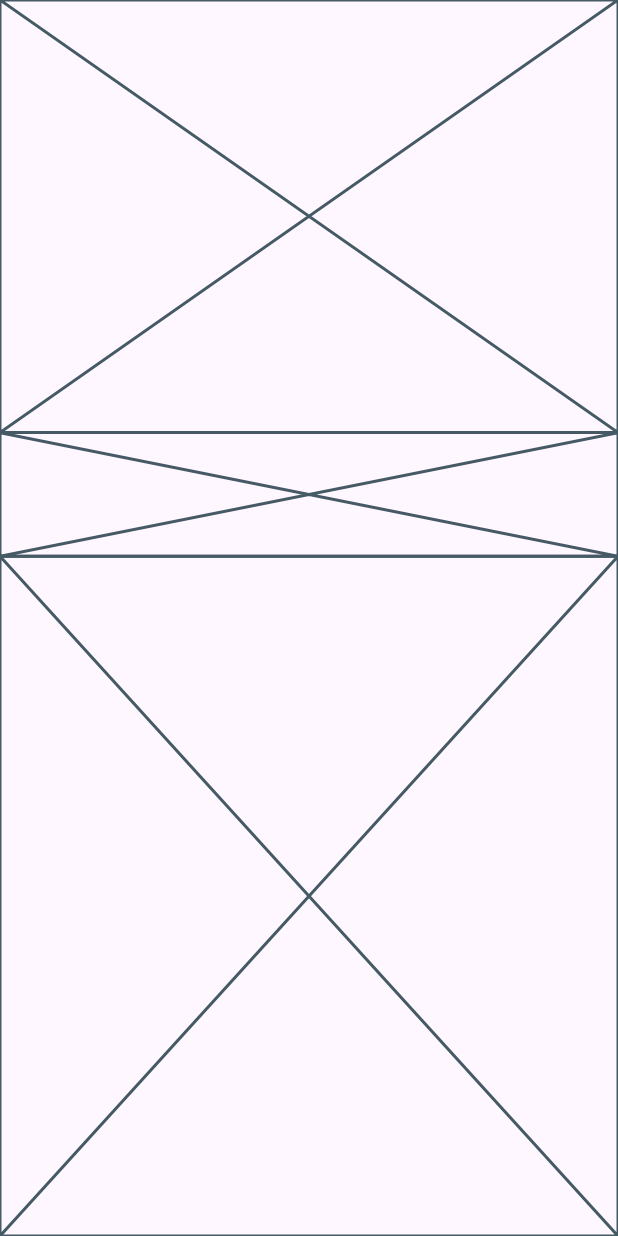
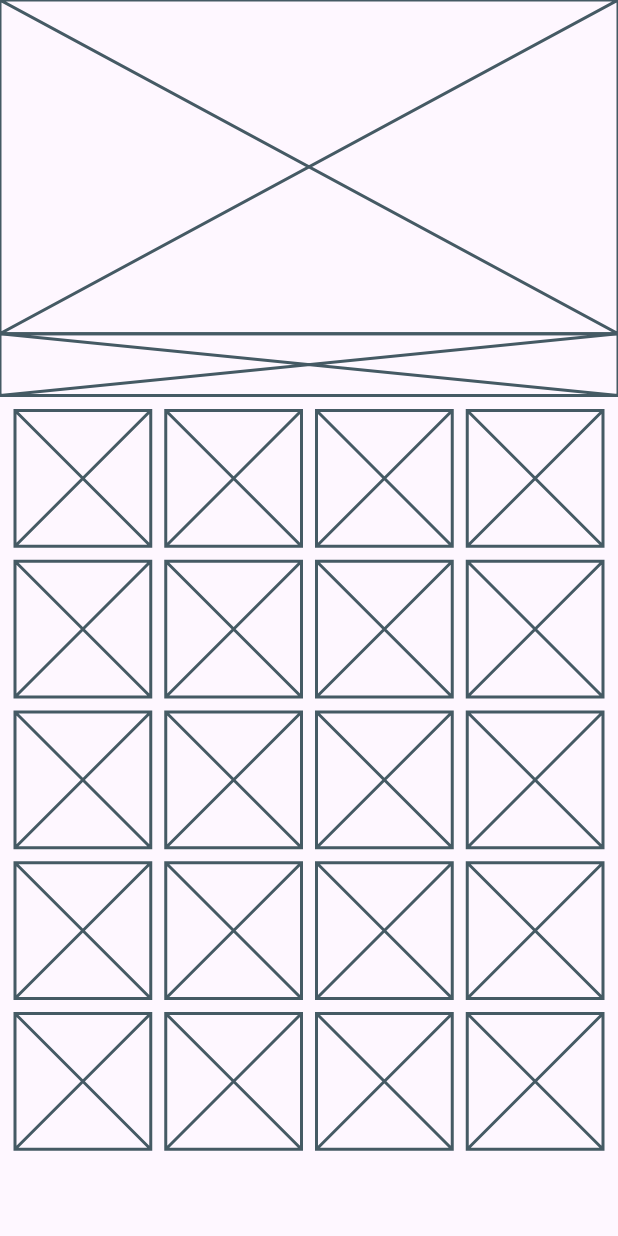
Before and after one commit to rcgomezap/Flutter-Calculator, a Flutter app: the screen it shows after launch, on a phone screen of 412 x 824 dp. Run offline on Flutter 3.47's test engine with Material 3 defaults, Android fonts, the phone set to English and light mode, and no system bars.

Commit message:
Create CalculatorPage and CalculatorGrid widgets for improved structure and layout

```diff
--- a/lib/main.dart
+++ b/lib/main.dart
@@ -1,4 +1,4 @@
-import 'package:calculator/ui/calculator/calculator_page.dart';
+import 'package:calculator/ui/calculator/pages/calculator_page.dart';
 import 'package:calculator/ui/theme/app_theme.dart';
 import 'package:flutter/material.dart';
 
--- a/lib/ui/calculator/calculator_page.dart
+++ b/lib/ui/calculator/pages/calculator_page.dart
@@ -1,3 +1,4 @@
+import 'package:calculator/ui/calculator/pages/widgets/calculator_grid.dart';
 import 'package:flutter/material.dart';
 
 class CalculatorPage extends StatelessWidget {
@@ -10,9 +11,9 @@ class CalculatorPage extends StatelessWidget {
       body: SafeArea(
         child: Column(
           children: [
-            SizedBox(height: screenHeight * 0.35, child: Placeholder()),
-            SizedBox(height: screenHeight * 0.10, child: Placeholder()),
-            Expanded(child: Placeholder()),
+            SizedBox(height: screenHeight * 0.27, child: Placeholder()),
+            SizedBox(height: screenHeight * 0.05, child: Placeholder()),
+            Expanded(child: CalculatorGrid()),
           ],
         ),
       ),
--- /dev/null
+++ b/lib/ui/calculator/pages/widgets/calculator_grid.dart
@@ -0,0 +1,42 @@
+import 'package:flutter/material.dart';
+
+class CalculatorGrid extends StatelessWidget {
+  const CalculatorGrid({super.key});
+
+  static final List<String> buttons = [
+    'C',
+    '()',
+    '%',
+    '÷',
+    '7',
+    '8',
+    '9',
+    'x',
+    '4',
+    '5',
+    '6',
+    '-',
+    '1',
+    '2',
+    '3',
+    '+',
+    '±',
+    '0',
+    '.',
+    '=',
+  ];
+
+  @override
+  Widget build(BuildContext context) {
+    return GridView.count(
+      crossAxisCount: 4,
+      primary: false,
+      crossAxisSpacing: 10,
+      mainAxisSpacing: 10,
+      padding: EdgeInsets.all(10),
+      children: List.generate(buttons.length, (index) {
+        return Placeholder();
+      }),
+    );
+  }
+}
```
